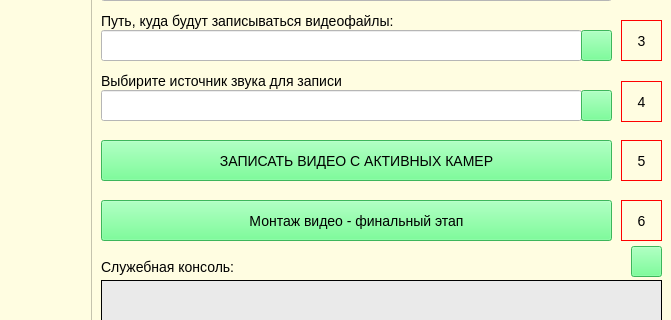
dimanchik79/ScoolCam, file GUI/main.ui: the form before one commit; both pictures show x 449 to 1120 and y 130 to 450 of the 1120 by 756 pixel window.
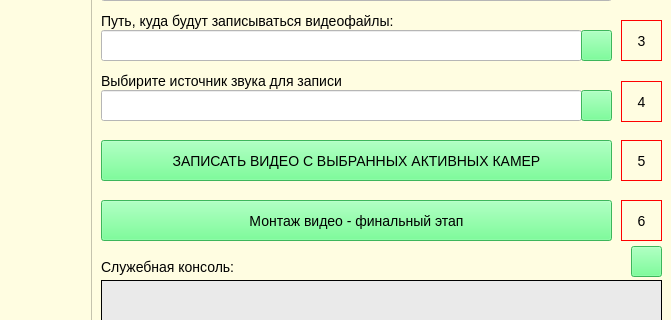
The form after the commit. Icons and pictures are not drawn.

What changed in the file:
```diff
--- a/GUI/main.ui
+++ b/GUI/main.ui
@@ -499,7 +499,7 @@
      <string notr="true">background-color: rgb(85, 255, 127);</string>
     </property>
     <property name="text">
-     <string>ЗАПИСАТЬ ВИДЕО С АКТИВНЫХ КАМЕР</string>
+     <string>ЗАПИСАТЬ ВИДЕО С ВЫБРАННЫХ АКТИВНЫХ КАМЕР</string>
     </property>
     <property name="icon">
      <iconset>
```
Left out of the diff: 16 changed lines with no effect on the pictures.
